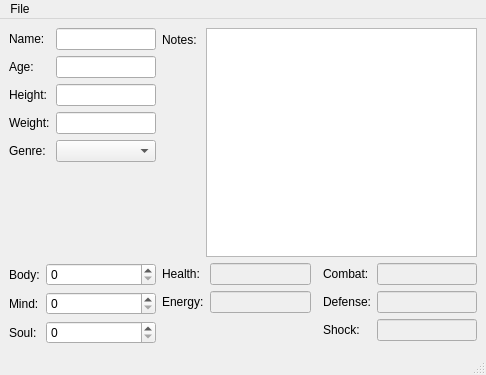
Above: besmcr/gui/mainwindow.ui from ccfreak2k/BESM-Character-Resolver before the change. Below: the same form after it.
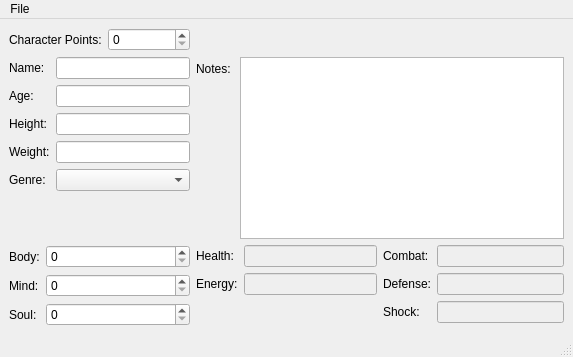
That is the form after the change.

Commit message: I made it better.

The edit to the form file:
```diff
--- a/besmcr/gui/mainwindow.ui
+++ b/besmcr/gui/mainwindow.ui
@@ -6,8 +6,8 @@
    <rect>
     <x>0</x>
     <y>0</y>
-    <width>486</width>
-    <height>375</height>
+    <width>573</width>
+    <height>357</height>
    </rect>
   </property>
   <property name="windowTitle">
@@ -18,7 +18,99 @@
   </property>
   <widget class="QWidget" name="centralwidget">
    <layout class="QGridLayout" name="gridLayout_2">
-    <item row="0" column="1" colspan="3">
+    <item row="0" column="0">
+     <layout class="QFormLayout" name="formLayout_6">
+      <property name="fieldGrowthPolicy">
+       <enum>QFormLayout::AllNonFixedFieldsGrow</enum>
+      </property>
+      <property name="verticalSpacing">
+       <number>6</number>
+      </property>
+      <item row="0" column="0">
+       <widget class="QLabel" name="label_15">
+        <property name="text">
+         <string>Character Points:</string>
+        </property>
+       </widget>
+      </item>
+      <item row="0" column="1">
+       <widget class="QSpinBox" name="spinBox"/>
+      </item>
+     </layout>
+    </item>
+    <item row="1" column="0">
+     <layout class="QFormLayout" name="formLayout_2">
+      <property name="fieldGrowthPolicy">
+       <enum>QFormLayout::AllNonFixedFieldsGrow</enum>
+      </property>
+      <item row="0" column="0">
+       <widget class="QLabel" name="label">
+        <property name="text">
+         <string>Name:</string>
+        </property>
+        <property name="buddy">
+         <cstring>nameEdit</cstring>
+        </property>
+       </widget>
+      </item>
+      <item row="0" column="1">
+       <widget class="QLineEdit" name="nameEdit"/>
+      </item>
+      <item row="1" column="0">
+       <widget class="QLabel" name="label_2">
+        <property name="text">
+         <string>Age:</string>
+        </property>
+        <property name="buddy">
+         <cstring>ageEdit</cstring>
+        </property>
+       </widget>
+      </item>
+      <item row="1" column="1">
+       <widget class="QLineEdit" name="ageEdit"/>
+      </item>
+      <item row="2" column="0">
+       <widget class="QLabel" name="label_13">
+        <property name="text">
+         <string>Height:</string>
+        </property>
+        <property name="buddy">
+         <cstring>heightEdit</cstring>
+        </property>
+       </widget>
+      </item>
+      <item row="2" column="1">
+       <widget class="QLineEdit" name="heightEdit"/>
+      </item>
+      <item row="3" column="0">
+       <widget class="QLabel" name="label_14">
+        <property name="text">
+         <string>Weight:</string>
+        </property>
+        <property name="buddy">
+         <cstring>weightEdit</cstring>
+        </property>
+       </widget>
+      </item>
+      <item row="3" column="1">
+       <widget class="QLineEdit" name="weightEdit"/>
+      </item>
+      <item row="4" column="0">
+       <widget class="QLabel" name="label_4">
+        <property name="text">
+         <string>Genre:</string>
+        </property>
+        <property name="buddy">
+         <cstring>genreSelection</cstring>
+        </property>
+       </widget>
+      </item>
+      <item row="4" column="1">
+       <widget class="QComboBox" name="genreSelection"/>
+      </item>
+     </layout>
+    </item>
+    <item row="1" column="1" colspan="2">
      <layout class="QFormLayout" name="formLayout_3">
       <property name="fieldGrowthPolicy">
        <enum>QFormLayout::AllNonFixedFieldsGrow</enum>
@@ -72,7 +164,7 @@
       </item>
      </layout>
     </item>
-    <item row="1" column="0">
+    <item row="2" column="0">
      <layout class="QFormLayout" name="formLayout">
       <property name="fieldGrowthPolicy">
        <enum>QFormLayout::AllNonFixedFieldsGrow</enum>
@@ -109,7 +201,7 @@
       </item>
      </layout>
     </item>
-    <item row="1" column="1">
+    <item row="2" column="1">
      <layout class="QFormLayout" name="formLayout_4">
       <item row="0" column="0">
        <widget class="QLabel" name="label_8">
@@ -141,7 +233,7 @@
       </item>
      </layout>
     </item>
-    <item row="1" column="3">
+    <item row="2" column="2">
      <layout class="QFormLayout" name="formLayout_5">
       <item row="0" column="0">
        <widget class="QLabel" name="label_9">
@@ -187,63 +279,6 @@
       </item>
      </layout>
     </item>
-    <item row="0" column="0">
-     <layout class="QFormLayout" name="formLayout_2">
-      <property name="fieldGrowthPolicy">
-       <enum>QFormLayout::AllNonFixedFieldsGrow</enum>
-      </property>
-      <item row="0" column="0">
-       <widget class="QLabel" name="label">
-        <property name="text">
-         <string>Name:</string>
-        </property>
-       </widget>
-      </item>
-      <item row="0" column="1">
-       <widget class="QLineEdit" name="nameEdit"/>
-      </item>
-      <item row="1" column="0">
-       <widget class="QLabel" name="label_2">
-        <property name="text">
-         <string>Age:</string>
-        </property>
-       </widget>
-      </item>
-      <item row="1" column="1">
-       <widget class="QLineEdit" name="ageEdit"/>
-      </item>
-      <item row="2" column="0">
-       <widget class="QLabel" name="label_13">
-        <property name="text">
-         <string>Height:</string>
-        </property>
-       </widget>
-      </item>
-      <item row="2" column="1">
-       <widget class="QLineEdit" name="heightEdit"/>
-      </item>
-      <item row="3" column="0">
-       <widget class="QLabel" name="label_14">
-        <property name="text">
-         <string>Weight:</string>
-        </property>
-       </widget>
-      </item>
-      <item row="3" column="1">
-       <widget class="QLineEdit" name="weightEdit"/>
-      </item>
-      <item row="4" column="0">
-       <widget class="QLabel" name="label_4">
-        <property name="text">
-         <string>Genre:</string>
-        </property>
-       </widget>
-      </item>
-      <item row="4" column="1">
-       <widget class="QComboBox" name="genreSelection"/>
-      </item>
-     </layout>
-    </item>
    </layout>
   </widget>
   <widget class="QMenuBar" name="menubar">
@@ -251,7 +286,7 @@
     <rect>
      <x>0</x>
      <y>0</y>
-     <width>486</width>
+     <width>573</width>
      <height>19</height>
     </rect>
    </property>
```
Left out of the diff: 36 changed lines with no effect on the pictures.
